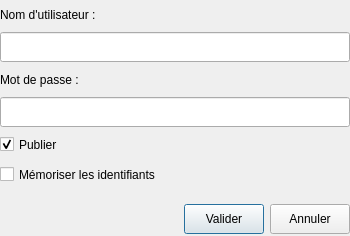
Qt form sendautomatic.ui (AlypieFr/qrecipewriter) before a commit.
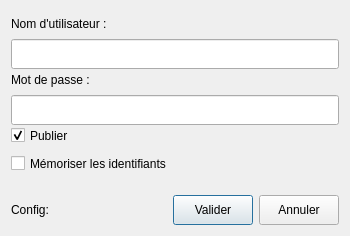
The same form after that commit.

Patch:
```diff
--- a/sendautomatic.ui
+++ b/sendautomatic.ui
@@ -32,26 +32,8 @@
    <string>Dialog</string>
   </property>
   <layout class="QHBoxLayout" name="horizontalLayout_2">
-   <property name="spacing">
-    <number>0</number>
-   </property>
-   <property name="leftMargin">
-    <number>0</number>
-   </property>
-   <property name="topMargin">
-    <number>0</number>
-   </property>
-   <property name="rightMargin">
-    <number>0</number>
-   </property>
-   <property name="bottomMargin">
-    <number>0</number>
-   </property>
    <item>
     <layout class="QVBoxLayout" name="verticalLayout_2">
-     <property name="spacing">
-      <number>0</number>
-     </property>
      <item>
       <layout class="QVBoxLayout" name="verticalLayout">
        <property name="spacing">
@@ -209,9 +191,13 @@
      </item>
      <item>
       <layout class="QHBoxLayout" name="horizontalLayout">
-       <property name="spacing">
-        <number>6</number>
-       </property>
+       <item>
+        <widget class="QLabel" name="configNb">
+         <property name="text">
+          <string>Config: </string>
+         </property>
+        </widget>
+       </item>
        <item>
         <spacer name="horizontalSpacer">
          <property name="orientation">
```
